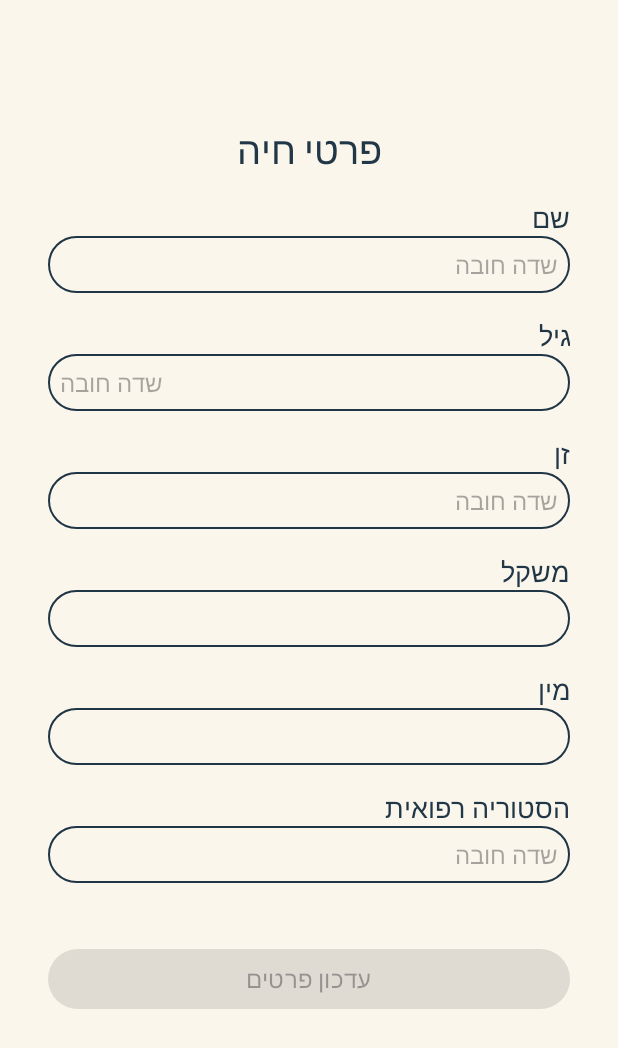
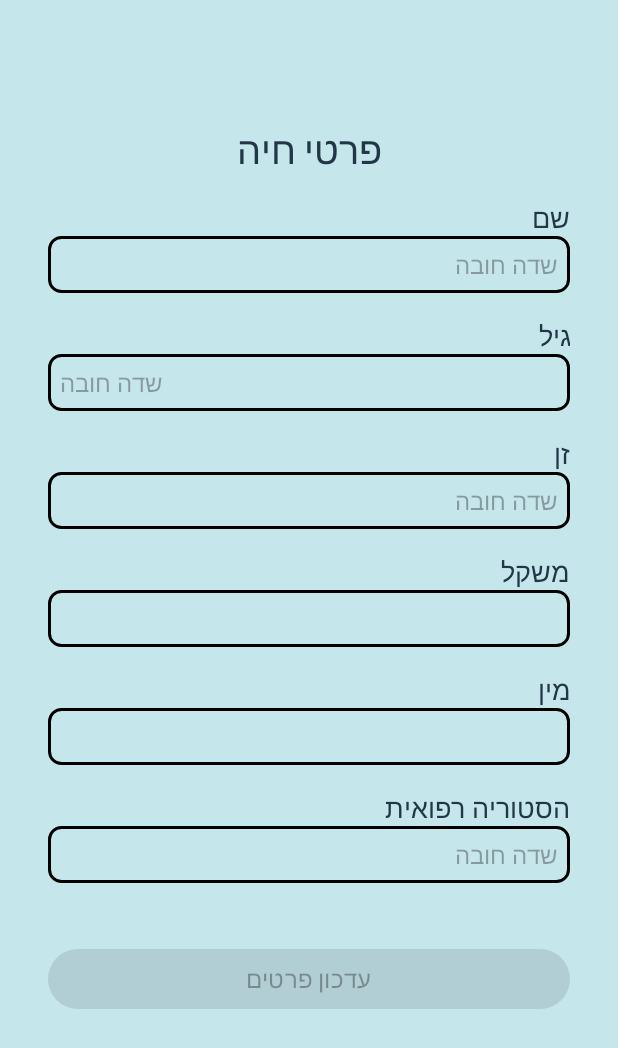
Before and after one commit to MyVet-app/MyVet, an Android app: the UpdatePetDetails screen opened directly, with no data from a screen before it, on a phone screen of 412 x 824 dp. Shown: the top 1048 px of the screen. Run offline under Robolectric (Android 15) with nearby library versions, the phone set to English and light mode, and no system bars; our stand-ins replace Firebase (no records; nobody signed in at launch, a user with empty details on screens opened directly).

Commit message:
Update screen design-sign_up

```diff
--- a/app/src/main/res/drawable/login_backround.xml
+++ b/app/src/main/res/drawable/login_backround.xml
@@ -2,7 +2,8 @@
 <shape xmlns:android="http://schemas.android.com/apk/res/android">
 
     <gradient android:type="linear" android:angle="100"
-        android:startColor="#FAF6EB" android:endColor="#FAF6EB"/>
+        android:startColor="#C5E7EC" android:endColor="#C5E7EC"/>
+<!--        android:startColor="#C5E7EC" android:endColor="#6a11cb"/>-->
 </shape>
 
 <!-- android:startColor="#E22C2C" android:endColor="#277BCC"/> -->
--- a/app/src/main/res/drawable/rounded_corner.xml
+++ b/app/src/main/res/drawable/rounded_corner.xml
@@ -1,8 +1,20 @@
 <?xml version="1.0" encoding="utf-8"?>
-<shape xmlns:android="http://schemas.android.com/apk/res/android"
-    android:shape="rectangle"
-    >
-    <corners android:radius="240dp"/>
-    <stroke android:width="1dip" android:color="#203545"/>
+<!--<shape xmlns:android="http://schemas.android.com/apk/res/android"-->
+<!--    android:shape="rectangle"-->
+<!--    >-->
+<!--    <corners android:radius="340dp"/>-->
+<!--    <stroke android:width="1dip" android:color="#203545"/>-->
 
+<!--</shape>-->
+<shape xmlns:android="http://schemas.android.com/apk/res/android">
+
+    <stroke
+        android:width="2dp"
+        android:color="#000000" /> <!-- קו המתאר -->
+    <corners android:radius="8dp" /> <!-- עיגול הפינות -->
+    <padding
+        android:left="8dp"
+        android:top="8dp"
+        android:right="8dp"
+        android:bottom="8dp" /> <!-- ריווח פנימי -->
 </shape>
--- a/app/src/main/res/layout/activity_main.xml
+++ b/app/src/main/res/layout/activity_main.xml
@@ -3,7 +3,7 @@
     xmlns:tools="http://schemas.android.com/tools"
     android:layout_width="match_parent"
     android:layout_height="match_parent"
-    android:background="@drawable/login_backround"
+    android:background="@drawable/backround"
     android:gravity="center"
     android:orientation="vertical"
     android:padding="16dp"
```
Also changed, not shown: app/src/main/res/layout/activity_owner_signup.xml (+15 -12 lines), app/src/main/res/layout/activity_sign_up.xml (+11 -2 lines), app/src/main/res/values/themes.xml (+16 -0 lines), app/src/main/res/drawable/icon_logo.png, app/src/main/res/drawable/logo_pet.png, app/src/main/res/drawable/logo_vet.png.
